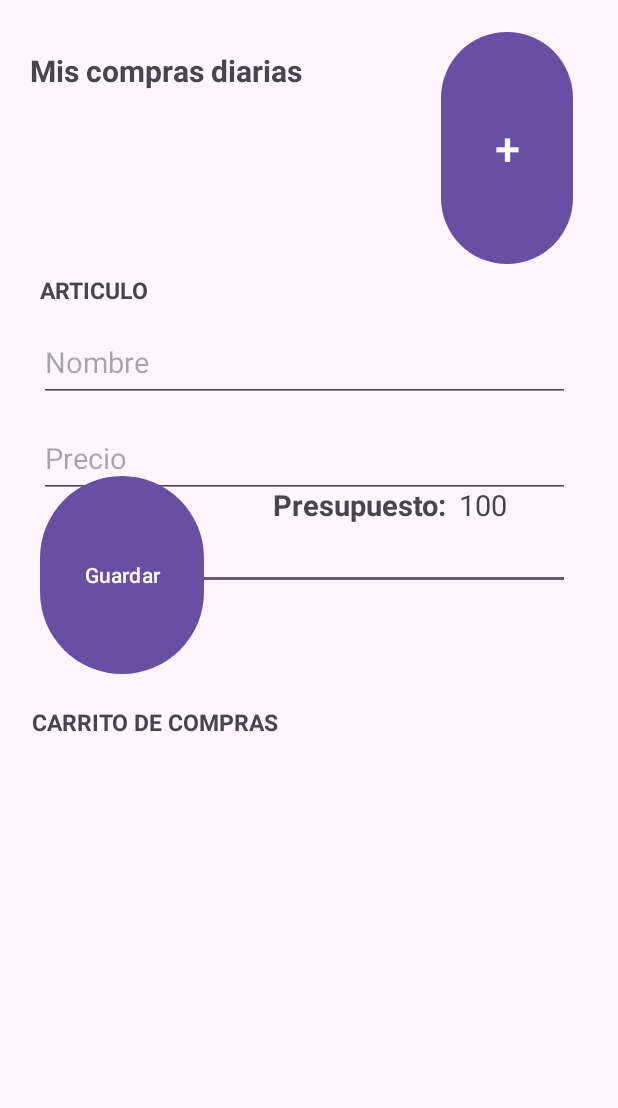
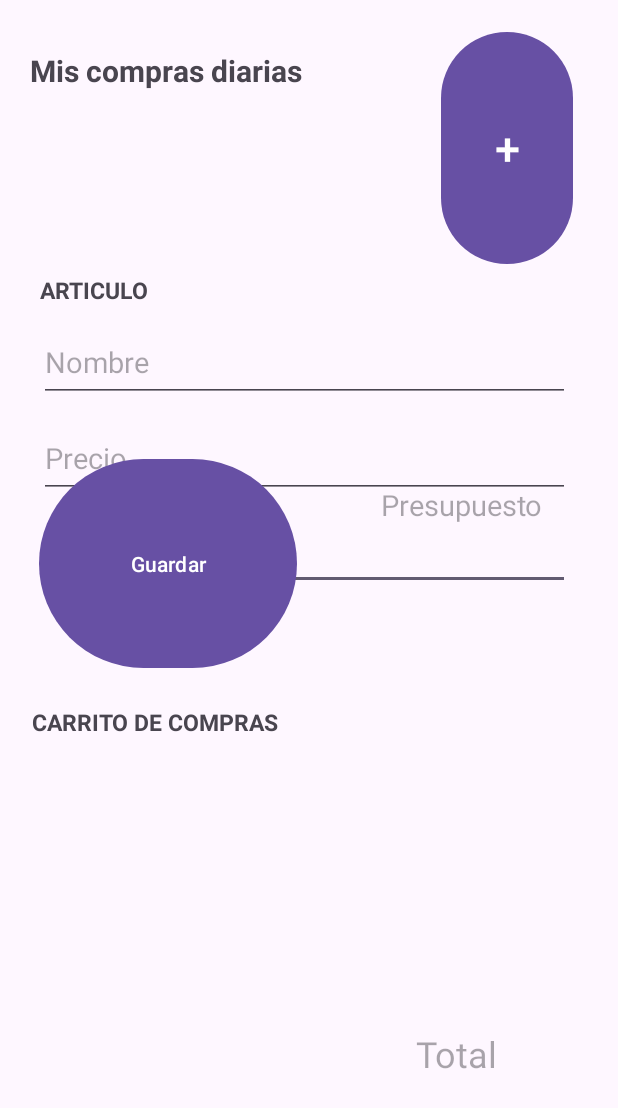
Before and after one commit to EdgarFuentes100/segundaEvaluacion, an Android app: the ComprasDiarias screen opened directly, with no data from a screen before it, on a phone screen of 412 x 824 dp. Shown: the top 1108 px of the screen. Run offline under Robolectric (Android 15) with nearby library versions, the phone set to English and light mode, and no system bars.

Commit message:
Se realizan compras y las llevamos a la compra diaria

```diff
--- a/app/build.gradle.kts
+++ b/app/build.gradle.kts
@@ -10,7 +10,7 @@ android {
     defaultConfig {
         applicationId = "com.example.segundaevaluacion"
         minSdk = 24
-        targetSdk = 33
+        targetSdk = 34
         versionCode = 1
         versionName = "1.0"
 
--- a/app/src/main/java/com/example/segundaevaluacion/Adapters/ADListaCompleta.java
+++ b/app/src/main/java/com/example/segundaevaluacion/Adapters/ADListaCompleta.java
@@ -1,4 +1,4 @@
-package com.example.segundaevaluacion.Adapters;
+package com.example.segundaevaluacion.adapters;
 import android.view.LayoutInflater;
 import android.view.View;
 import android.view.ViewGroup;
--- a/app/src/main/java/com/example/segundaevaluacion/Adapters/ADListaCompras.java
+++ b/app/src/main/java/com/example/segundaevaluacion/Adapters/ADListaCompras.java
@@ -1,4 +1,4 @@
-package com.example.segundaevaluacion.Adapters;
+package com.example.segundaevaluacion.adapters;
 import android.view.LayoutInflater;
 import android.view.View;
 import android.view.ViewGroup;
--- a/app/src/main/java/com/example/segundaevaluacion/UI/ComprasDiarias.java
+++ b/app/src/main/java/com/example/segundaevaluacion/UI/ComprasDiarias.java
@@ -1,12 +1,43 @@
 package com.example.segundaevaluacion.UI;
 import androidx.appcompat.app.AppCompatActivity;
 import android.os.Bundle;
+import android.widget.Button;
+import android.widget.EditText;
+import android.widget.TextView;
+
 import com.example.segundaevaluacion.R;
+import com.example.segundaevaluacion.clases.Compras;
+
 public class ComprasDiarias extends AppCompatActivity {
 
+    TextView tvPresupuesto, tvTotal;
+    EditText edtNombre, edtCantidad, edtPrecio;
+    Button btnGuardar, btnAgregar;
     @Override
     protected void onCreate(Bundle savedInstanceState) {
         super.onCreate(savedInstanceState);
         setContentView(R.layout.activity_compras_diarias);
+
+        tvPresupuesto = findViewById(R.id.tvPresupuesto);
+        tvTotal = findViewById(R.id.tvTotal);
+        edtNombre = findViewById(R.id.edtNombre);
+        edtCantidad = findViewById(R.id.edtCantidd);
+        edtPrecio = findViewById(R.id.edtPrecio);
+        btnAgregar = findViewById(R.id.btnAgregar);
+        btnGuardar = findViewById(R.id.btnGuadar);
+
+        // Recupera el Bundle del Intent
+        Bundle bundle = getIntent().getExtras();
+
+        if (bundle != null) {
+            // Recupera el objeto Compras del Bundle
+            Compras compra = bundle.getParcelable("compra");
+
+            // Realiza operaciones con el objeto Compras
+            if (compra != null) {
+                tvPresupuesto.setText(compra.getPresupuesto() + "");
+                tvTotal.setText(compra.getTotal() + "");
+            }
+        }
     }
 }
--- a/app/src/main/java/com/example/segundaevaluacion/ViewHolder/viewHolderActiva.java
+++ b/app/src/main/java/com/example/segundaevaluacion/ViewHolder/viewHolderActiva.java
@@ -6,7 +6,7 @@ import androidx.recyclerview.widget.RecyclerView;
 import com.example.segundaevaluacion.R;
 
 public class viewHolderActiva  extends RecyclerView.ViewHolder {
-    private TextView tvTitulo, tvPresupuesto;
+    private TextView tvTitulo;
 
     public TextView getTvTitulo() {
         return tvTitulo;
--- a/app/src/main/res/layout/activity_compras_diarias.xml
+++ b/app/src/main/res/layout/activity_compras_diarias.xml
@@ -72,42 +72,30 @@
 
     <Button
         android:id="@+id/btnGuadar"
-        android:layout_width="109dp"
-        android:layout_height="50dp"
+        android:layout_width="wrap_content"
+        android:layout_height="57dp"
         android:layout_above="@+id/textView1"
+        android:layout_alignParentStart="true"
         android:layout_alignParentTop="true"
         android:layout_alignParentEnd="true"
         android:layout_gravity="center_horizontal"
-        android:layout_marginTop="297dp"
-        android:layout_marginEnd="260dp"
-        android:layout_marginBottom="12dp"
+        android:layout_marginStart="10dp"
+        android:layout_marginTop="286dp"
+        android:layout_marginEnd="198dp"
+        android:layout_marginBottom="16dp"
         android:text="Guardar" />
 
     <TextView
         android:id="@+id/tvPresupuesto"
-        android:layout_width="75dp"
+        android:layout_width="127dp"
         android:layout_height="wrap_content"
         android:layout_alignParentStart="true"
         android:layout_alignParentTop="true"
         android:layout_centerInParent="true"
-        android:layout_marginStart="290dp"
+        android:layout_marginStart="238dp"
         android:layout_marginTop="307dp"
-        android:text="100"
+        android:hint="Presupuesto"
         android:textSize="19sp" />
-
-    <TextView
-        android:id="@+id/texView2"
-        android:layout_width="124dp"
-        android:layout_height="wrap_content"
-        android:layout_alignParentStart="true"
-        android:layout_alignParentTop="true"
-        android:layout_marginStart="166dp"
-        android:layout_marginTop="307dp"
-        android:layout_marginEnd="48dp"
-        android:layout_marginBottom="52dp"
-        android:text="Presupuesto: "
-        android:textSize="19sp"
-        android:textStyle="bold" />
 
     <TextView
         android:id="@+id/textView1"
@@ -149,4 +137,20 @@
         android:text="+"
         android:textAlignment="center"
         android:textSize="30dp" />
+
+    <TextView
+        android:id="@+id/tvTotal"
+        android:layout_width="124dp"
+        android:layout_height="45dp"
+        android:layout_below="@+id/btnAgregar"
+        android:layout_alignParentStart="true"
+        android:layout_alignParentEnd="true"
+        android:layout_alignParentBottom="true"
+        android:layout_marginStart="226dp"
+        android:layout_marginTop="514dp"
+        android:layout_marginEnd="29dp"
+        android:layout_marginBottom="73dp"
+        android:hint="Total"
+        android:textAlignment="center"
+        android:textSize="24sp" />
 </RelativeLayout>
--- a/app/src/main/res/layout/activity_main.xml
+++ b/app/src/main/res/layout/activity_main.xml
@@ -18,7 +18,7 @@
         android:layout_marginTop="34dp"
         android:layout_marginEnd="48dp"
         android:layout_marginBottom="52dp"
-        android:layout_toStartOf="@+id/btnDividir"
+        android:layout_toStartOf="@+id/btnCompra"
         android:text="Mis Compras"
         android:textSize="20sp"
         android:textStyle="bold" />
--- a/app/src/main/res/layout/item_lista.xml
+++ b/app/src/main/res/layout/item_lista.xml
@@ -23,11 +23,11 @@
 
             <TextView
                 android:id="@+id/tvTitulo"
-                android:layout_width="263dp"
+                android:layout_width="match_parent"
                 android:layout_height="wrap_content"
                 android:text="Compra 1"
                 android:textAlignment="gravity"
-                android:textSize="16dp" />
+                android:textSize="20dp" />
 
         </LinearLayout>
     </androidx.cardview.widget.CardView>
```
Also changed, not shown: app/src/main/java/com/example/segundaevaluacion/Adapters/ADListaActiva.java (+30 -2 lines), app/src/main/java/com/example/segundaevaluacion/UI/MainActivity.java (+138 -44 lines), app/src/main/java/com/example/segundaevaluacion/clases/CompraDetalle.java (added, +53 -0 lines), app/src/main/java/com/example/segundaevaluacion/clases/Compras.java (+49 -1 lines).
